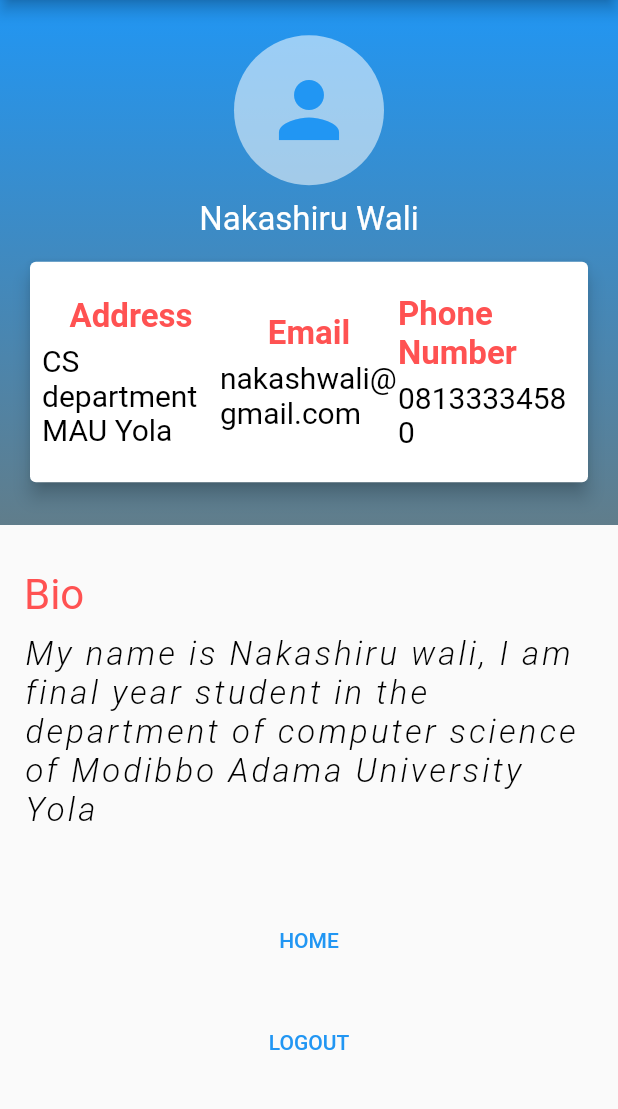
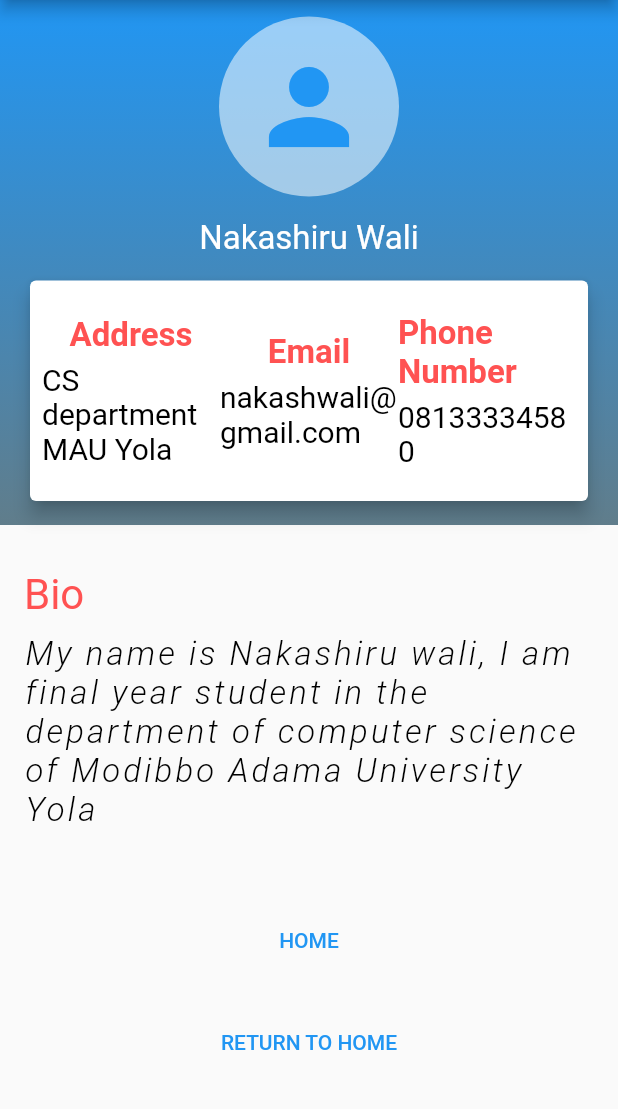
Before and after one commit to HauwaInuwa/CSC-506, a Flutter app: the MyHome screen opened by its route, after a tap on "Profile", on a phone screen of 412 x 824 dp, the part 84-1193 px from its top. Run offline on Flutter 3.47's test engine with Material 2 defaults, Android fonts, the phone set to English and light mode, and no system bars.

Commit message:
change profile image size

```diff
--- a/lib/profile.dart
+++ b/lib/profile.dart
@@ -33,14 +33,14 @@ class ProfileApp extends StatelessWidget {
                           ), */
                               child: Icon(
                                 Icons.person,
-                                size: 60,
+                                size: 80,
                                 color: Colors.blue,
                               ),
-                              radius: 50.0,
+                              radius: 60.0,
                               backgroundColor: Colors.white54,
                             ),
                             SizedBox(
-                              height: 10.0,
+                              height: 15.0,
                             ),
                             Text(
                               "Nakashiru Wali",
@@ -210,7 +210,7 @@ class ProfileApp extends StatelessWidget {
                           new MaterialPageRoute(
                               builder: (context) => MyHomePage()));
                     },
-                    child: Text('LOGOUT'),
+                    child: Text('RETURN TO HOME'),
                   ))
             ])));
   }
```
